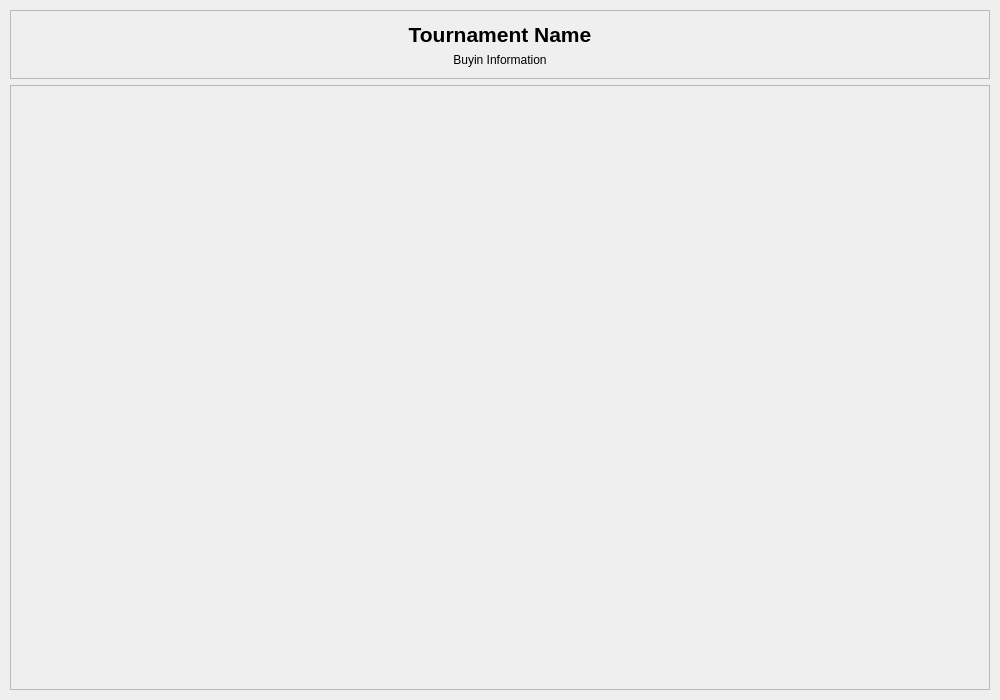
The window that TBQt/TBSeatingChartWindow.ui (ryandrake08/td) describes before a commit, drawn with Qt 5.
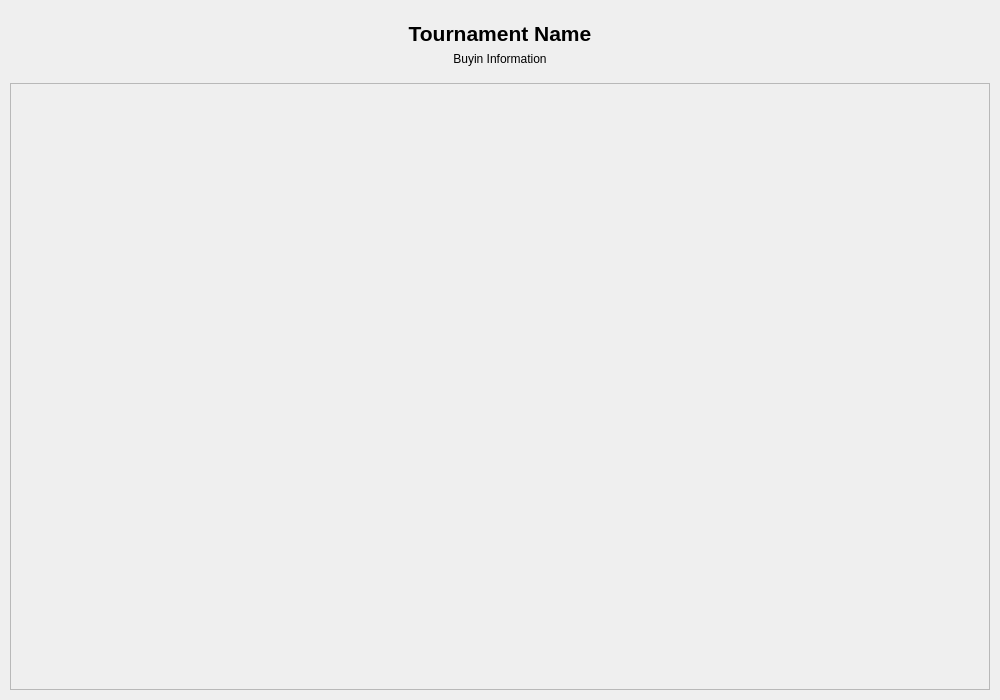
The same window after the commit. Icons and pictures are not drawn.

Commit message: Remove border from tournament info in Seating chart

```diff
--- a/TBQt/TBSeatingChartWindow.ui
+++ b/TBQt/TBSeatingChartWindow.ui
@@ -32,7 +32,7 @@
      <!-- Tournament info header section matching TBTournamentDisplayWidget -->
      <widget class="QFrame" name="tournamentInfoFrame">
       <property name="frameShape">
-       <enum>QFrame::StyledPanel</enum>
+       <enum>QFrame::NoFrame</enum>
       </property>
       <property name="sizePolicy">
        <sizepolicy hsizetype="Preferred" vsizetype="Fixed">
```
